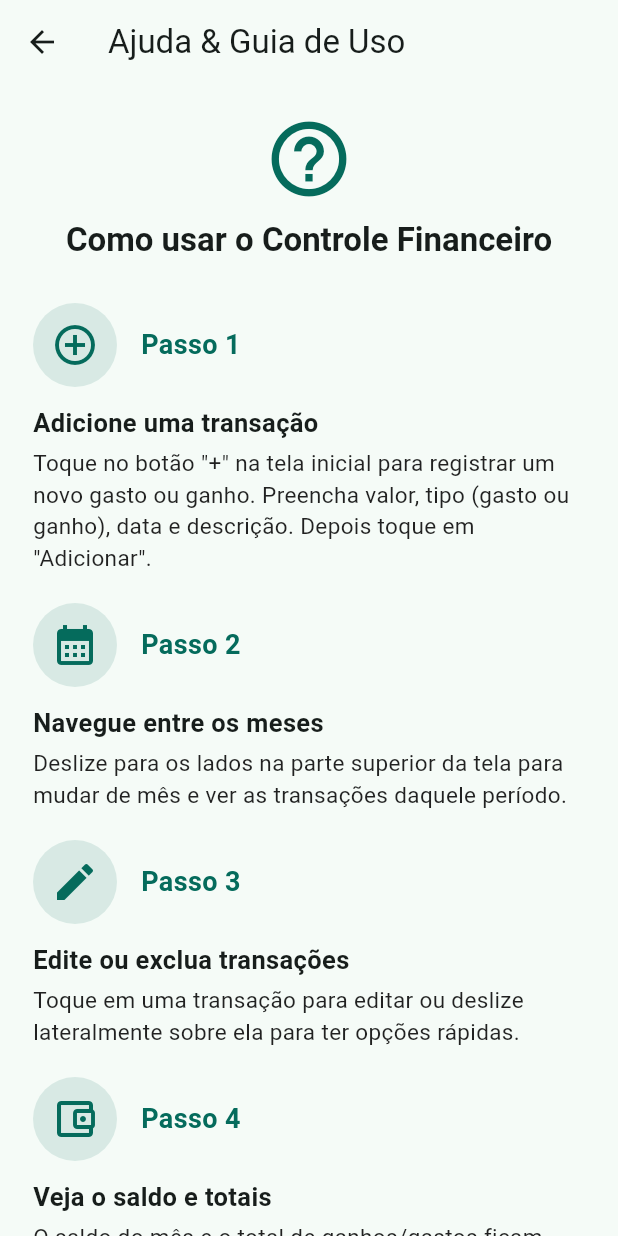
After one commit to TheKznDev/easy_finance, a Flutter app: the HelpPage screen opened directly, on a phone screen of 412 x 824 dp. The commit adds this screen. Run offline on Flutter 3.47's test engine with Material 3 defaults, Android fonts, the phone set to English and light mode, and no system bars; our stand-ins replace csv, file_picker, hive, hive_flutter; accounts and stored records are empty.

```diff
--- /dev/null
+++ b/lib/pages/help.dart
@@ -0,0 +1,163 @@
+import 'package:flutter/material.dart';
+
+class HelpPage extends StatelessWidget {
+  const HelpPage({super.key});
+
+  Widget _stepTile({
+    required BuildContext context,
+    required int step,
+    required String title,
+    required String description,
+    required IconData icon,
+    String? assetImage, // For future asset images
+  }) {
+    final color = Theme.of(context).colorScheme.primary;
+    return Column(
+      crossAxisAlignment: CrossAxisAlignment.start,
+      children: [
+        Row(
+          children: [
+            CircleAvatar(
+              backgroundColor: color.withOpacity(0.12),
+              child: Icon(icon, color: color, size: 32),
+              radius: 28,
+            ),
+            const SizedBox(width: 16),
+            Text(
+              'Passo $step',
+              style: TextStyle(
+                fontSize: 18, fontWeight: FontWeight.bold, color: color,
+              ),
+            ),
+          ],
+        ),
+        const SizedBox(height: 12),
+        Text(
+          title,
+          style: const TextStyle(fontSize: 17, fontWeight: FontWeight.w600),
+        ),
+        const SizedBox(height: 4),
+        Text(
+          description,
+          style: const TextStyle(fontSize: 15, color: Colors.black87),
+        ),
+        if (assetImage != null)
+          Padding(
+            padding: const EdgeInsets.symmetric(vertical: 12),
+            child: ClipRRect(
+              borderRadius: BorderRadius.circular(10),
+              child: Image.asset(assetImage, height: 190, width: double.infinity, fit: BoxFit.cover),
+            ),
+          ),
+        const SizedBox(height: 20),
+      ],
+    );
+  }
+
+  @override
+  Widget build(BuildContext context) {
+    return Scaffold(
+      appBar: AppBar(
+        title: const Text('Ajuda & Guia de Uso'),
+      ),
+      body: SingleChildScrollView(
+        padding: const EdgeInsets.symmetric(horizontal: 22, vertical: 20),
+        child: Column(
+          crossAxisAlignment: CrossAxisAlignment.start,
+          children: [
+            Center(
+              child: Icon(Icons.help_outline, color: Theme.of(context).primaryColor, size: 60),
+            ),
+            const SizedBox(height: 10),
+            Center(
+              child: Text(
+                'Como usar o Controle Financeiro',
+                style: Theme.of(context).textTheme.titleLarge?.copyWith(fontWeight: FontWeight.bold),
+              ),
+            ),
+            const SizedBox(height: 28),
+
+            _stepTile(
+              context: context,
+              step: 1,
+              title: 'Adicione uma transação',
+              description: 'Toque no botão "+" na tela inicial para registrar um novo gasto ou ganho. '
+                  'Preencha valor, tipo (gasto ou ganho), data e descrição. Depois toque em "Adicionar".',
+              icon: Icons.add_circle_outline,
+              assetImage: null, // exemplo: 'assets/help_add_transaction.png'
+            ),
+            _stepTile(
+              context: context,
+              step: 2,
+              title: 'Navegue entre os meses',
+              description: 'Deslize para os lados na parte superior da tela para mudar de mês e ver as transações daquele período.',
+              icon: Icons.calendar_month,
+              assetImage: null,
+            ),
+            _stepTile(
+              context: context,
+              step: 3,
+              title: 'Edite ou exclua transações',
+              description: 'Toque em uma transação para editar ou deslize lateralmente sobre ela para ter opções rápidas.',
+              icon: Icons.edit,
+              assetImage: null,
+            ),
+            _stepTile(
+              context: context,
+              step: 4,
+              title: 'Veja o saldo e totais',
+              description: 'O saldo do mês e o total de ganhos/gastos ficam destacados no topo para fácil acompanhamento.',
+              icon: Icons.account_balance_wallet_outlined,
+              assetImage: null,
+            ),
+            _stepTile(
+              context: context,
+              step: 5,
+              title: 'Altere o tema (claro/escuro)',
+              description: 'Acesse o menu de configurações para escolher entre tema claro, escuro ou seguir o sistema do seu aparelho.',
+              icon: Icons.dark_mode,
+              assetImage: null,
+            ),
+            _stepTile(
+              context: context,
+              step: 6,
+              title: 'Exportar seus dados',
+              description: 'No menu de configurações, use "Exportar dados" para salvar suas transações em CSV.',
+              icon: Icons.upload_file,
+              assetImage: null,
+            ),
+            const SizedBox(height: 24),
+            const Text(
+              'Dúvidas frequentes',
+              style: TextStyle(fontWeight: FontWeight.bold, fontSize: 17),
+            ),
+            const SizedBox(height: 8),
+            const Text(
+              '• Não consigo adicionar um valor negativo. Como registrar um gasto?\n'
+              '  ⇒ Use o botão "Gasto/Ganho" para definir se o valor é uma saída ou entrada.\n'
+              '• Como excluo várias transações?\n'
+              '  ⇒ Ative o modo de seleção por pressionamento prolongado em uma transação.\n'
+              '• Posso restaurar dados apagados?\n'
+              '  ⇒ Não. Por segurança, faça backup exportando.',
+              style: TextStyle(fontSize: 15),
+            ),
+            const SizedBox(height: 36),
+            Center(
+              child: Column(
+                children: [
+                  Text(
+                    'Ainda precisa de ajuda?',
+                    style: Theme.of(context).textTheme.bodyLarge?.copyWith(fontWeight: FontWeight.w500),
+                  ),
+                  const SizedBox(height: 4),
+                  const Text('Envie um email: juliocibin@gmail.com'),
+                ],
+              ),
+            ),
+            const SizedBox(height: 20),
+          ],
+        ),
+      ),
+    );
+  }
+}
--- a/pubspec.yaml
+++ b/pubspec.yaml
@@ -71,8 +71,8 @@ flutter:
   uses-material-design: true
 
   # To add assets to your application, add an assets section, like this:
-  # assets:
-  #   - images/a_dot_burr.jpeg
+  assets:
+    - assets/images/icone.png
   #   - images/a_dot_ham.jpeg
 
   # An image asset can refer to one or more resolution-specific "variants", see
```
Also changed, not shown: lib/main.dart (+11 -1 lines), lib/pages/about.dart (added, +71 -0 lines), lib/pages/settings_menu_page.dart (+34 -4 lines), lib/utils/csv_export.dart (added, +35 -0 lines), lib/widgets/toggle_dark_mode.dart (added, +137 -0 lines), assets/images/icone.png (renamed from assets/icone.png).
